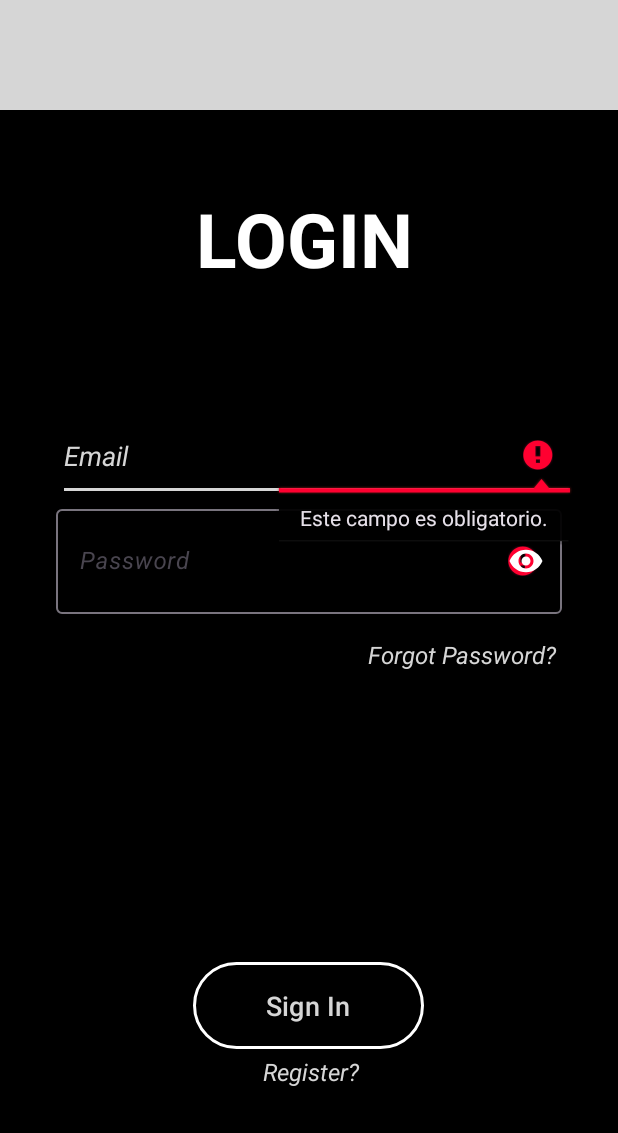
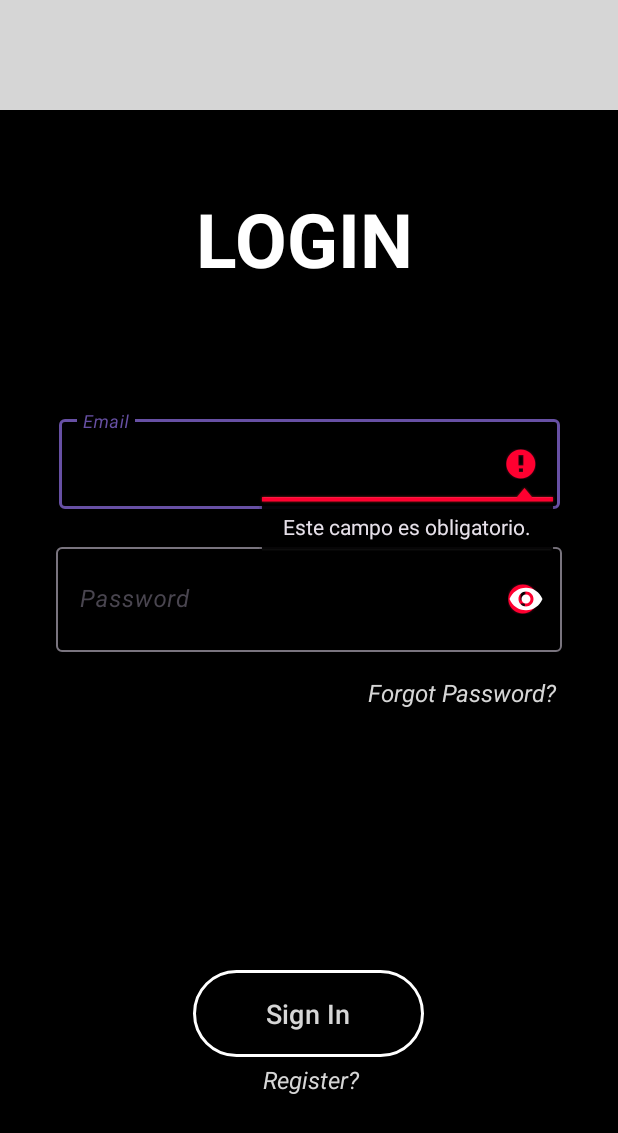
Before and after one commit to DavidSuarezRincon/SuperList, an Android app: the screen it shows after launch (LoginActivity), after a tap on "Sign In", on a phone screen of 412 x 824 dp. Shown: the top 1133 px of the screen. Run offline under Robolectric (Android 15) with nearby library versions, the phone set to English and light mode, and no system bars.

Commit message:
Cambio login, la root root

```diff
--- a/app/src/main/java/com/david/superlist/LoginActivity.java
+++ b/app/src/main/java/com/david/superlist/LoginActivity.java
@@ -16,42 +16,66 @@ public class LoginActivity extends AppCompatActivity {
         super.onCreate(savedInstanceState);
         setContentView(R.layout.activity_login);
 
+        // Referencias a los elementos de la interfaz de usuario
         TextView forgotPassword = findViewById(R.id.loginForgotPassword);
         TextView register = findViewById(R.id.loginRegister);
         EditText introducirEmail = findViewById(R.id.userEmailData);
         EditText introducirPassword = findViewById(R.id.userDataPassword);
         Button botonSignIn = findViewById(R.id.buttonLogIn);
 
-
+        // Establece un escuchador de clics en el botón de inicio de sesión
         botonSignIn.setOnClickListener(v -> {
 
+            // Obtiene el email y la contraseña introducidos por el usuario
             String email = String.valueOf(introducirEmail.getText());
             String password = String.valueOf(introducirPassword.getText());
 
-            if (TextUtils.isEmpty(email) || TextUtils.isEmpty(password)) {
+            // Comprueba si el email está vacío
+            if (TextUtils.isEmpty(email)) {
+                setFalloDatos(introducirEmail);
 
-                setFalloDatos(introducirEmail);
+                // Si la contraseña no está vacía, retorna
+                if (!TextUtils.isEmpty(password)) {
+                    return;
+                }
+            }
+
+            // Comprueba si la contraseña está vacía
+            if (TextUtils.isEmpty(password)) {
                 setFalloDatos(introducirPassword);
+                return;
+            }
 
-                return;
+            // Si el email y la contraseña son "root", inicia la actividad principal
+            if (email.equals("root") && password.equals("root")) {
+
+                Intent claseMain = new Intent(this, MainActivity.class);
+
+                // Añade el nombre de usuario al intent
+                getIntent().putExtra("nombreUsuario", email.split("@")[0]);
+
+                // Inicia la actividad principal
+                startActivity(claseMain);
 
             }
         });
 
-
+        // Establece un escuchador de clics en el texto de "olvidé mi contraseña"
         forgotPassword.setOnClickListener(view -> {
+            // Inicia la actividad de recuperación de contraseña
             startActivity(new Intent(this, ForgotPasswordActivity.class));
         });
 
-        register.setOnClickListener(
-                view ->
-                        startActivity(new Intent(this, RegisterActivity.class))
+        // Establece un escuchador de clics en el texto de "registrarse"
+        register.setOnClickListener(view ->
+                // Inicia la actividad de registro
+                startActivity(new Intent(this, RegisterActivity.class))
         );
     }
 
+    // Método para mostrar un error cuando un campo está vacío
     private void setFalloDatos(EditText introdTexto) {
-
+        // Muestra un mensaje de error en el campo de texto
         introdTexto.setError("Este campo es obligatorio.");
-
     }
 }
--- a/app/src/main/res/layout/activity_login.xml
+++ b/app/src/main/res/layout/activity_login.xml
@@ -66,6 +66,15 @@
         app:strokeColor="@color/white"
         app:strokeWidth="2dp" />
 
+    <com.google.android.material.textfield.TextInputLayout
+        android:id="@+id/tilEmail"
+        android:layout_width="wrap_content"
+        android:layout_height="wrap_content"
+        android:layout_marginVertical="80dp"
+        app:layout_constraintEnd_toEndOf="parent"
+        app:layout_constraintStart_toStartOf="parent"
+        app:layout_constraintTop_toBottomOf="@+id/textLogin">
+
     <EditText
         android:id="@+id/userEmailData"
         android:layout_width="334dp"
@@ -84,6 +93,7 @@
         app:layout_constraintHorizontal_bias="0.493"
         app:layout_constraintStart_toStartOf="parent"
         app:layout_constraintTop_toBottomOf="@+id/textLogin" />
+    </com.google.android.material.textfield.TextInputLayout>
 
     <TextView
         android:id="@+id/loginForgotPassword"
@@ -106,11 +116,13 @@
         android:id="@+id/tilPassword"
         android:layout_width="wrap_content"
         android:layout_height="wrap_content"
+        android:layout_marginVertical="20dp"
         app:passwordToggleEnabled="true"
         app:layout_constraintEnd_toEndOf="parent"
         app:passwordToggleTint="@color/white"
         app:layout_constraintStart_toStartOf="parent"
-        app:layout_constraintTop_toBottomOf="@+id/userEmailData">
+        app:layout_constraintTop_toBottomOf="@+id/tilEmail"
+        >
 
         <EditText
             android:id="@+id/userDataPassword"
@@ -126,8 +138,7 @@
             android:shadowColor="#FFFFFF"
             android:textColor="@color/white"
             android:textColorHint="@color/whiteBasic"
-            android:textStyle="italic"
-             />
+            android:textStyle="italic" />
 
 
     </com.google.android.material.textfield.TextInputLayout>
```
